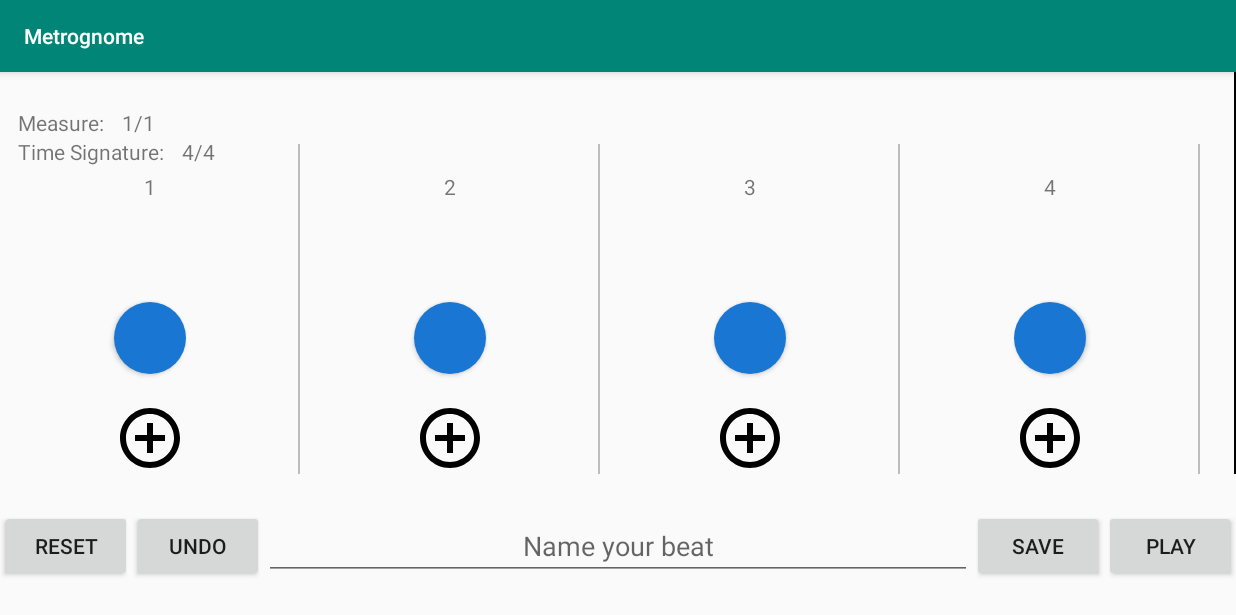
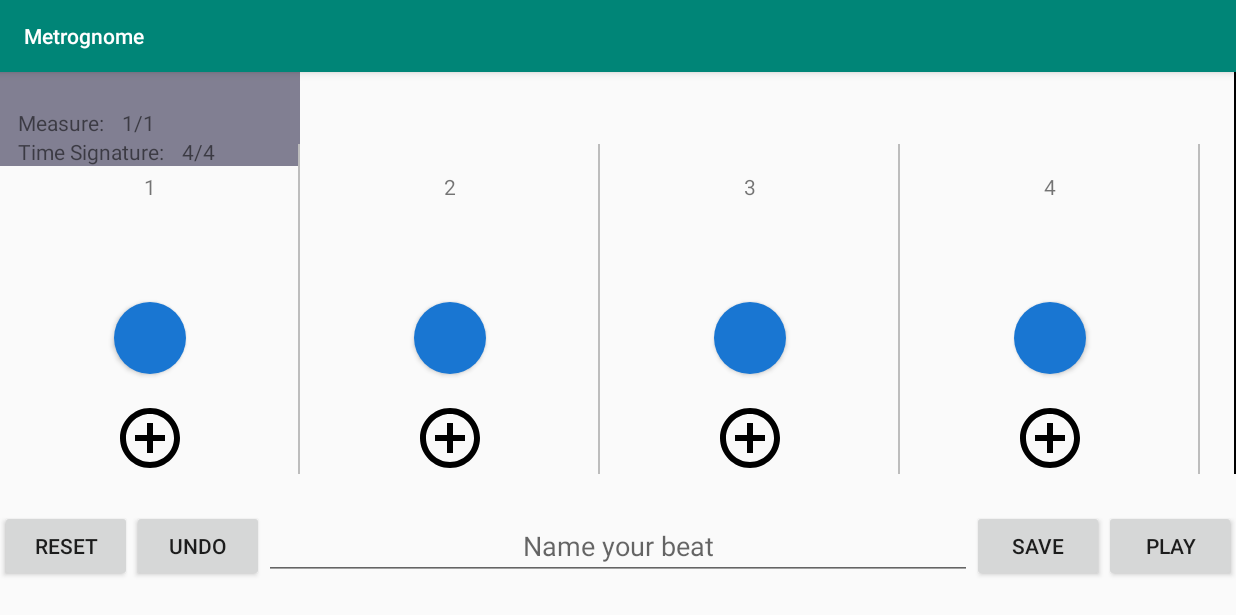
Before and after one commit to reedwilliammiller/cs467-beat-hive, an Android app: the EditorActivity screen opened directly, with no data from a screen before it, on a phone screen of 824 x 412 dp (held sideways). Shown: the top 615 px of the screen. Run offline under Robolectric (Android 15) with nearby library versions, the light colour scheme and no system bars.

Commit message:
Adding TimeSignature picker. Need to hook up recycler view to changes.

```diff
--- a/Metrognome/app/src/main/java/com/example/metrognome/EditorActivity.java
+++ b/Metrognome/app/src/main/java/com/example/metrognome/EditorActivity.java
@@ -52,7 +52,7 @@ public class EditorActivity extends AppCompatActivity {
 
         recyclerView = findViewById(R.id.recycler_view_measure);
         recyclerView.setLayoutManager(new LinearLayoutManager(this, LinearLayoutManager.HORIZONTAL, false));
-        recyclerView.setAdapter(new MeasureAdapter(this, rhythm, true));
+        recyclerView.setAdapter(new MeasureAdapter(this, getFragmentManager(), rhythm, true));
 
         titleEditText = findViewById(R.id.edit_text_title);
 
@@ -75,7 +75,5 @@ public class EditorActivity extends AppCompatActivity {
                 finish();
             }
         });
-
-
     }
 }
--- a/Metrognome/app/src/main/java/com/example/metrognome/PlaybackActivity.java
+++ b/Metrognome/app/src/main/java/com/example/metrognome/PlaybackActivity.java
@@ -70,7 +70,7 @@ public class PlaybackActivity extends AppCompatActivity {
 
         recyclerView = findViewById(R.id.recycler_view_measure);
         recyclerView.setLayoutManager(new LinearLayoutManager(this, LinearLayoutManager.HORIZONTAL, false));
-        recyclerView.setAdapter(new MeasureAdapter(this, rhythm, false));
+        recyclerView.setAdapter(new MeasureAdapter(this, getFragmentManager(), rhythm, false));
 
         numberPicker = findViewById(R.id.number_picker_tempo);
         numberPicker.setMinValue(Measure.MIN_BPM);
--- a/Metrognome/app/src/main/java/com/example/metrognome/editor/MeasureAdapter.java
+++ b/Metrognome/app/src/main/java/com/example/metrognome/editor/MeasureAdapter.java
@@ -1,5 +1,9 @@
 package com.example.metrognome.editor;
 
+import android.app.AlertDialog;
+import android.app.Dialog;
+import android.app.DialogFragment;
+import android.app.FragmentManager;
 import android.content.Context;
 import android.content.res.Resources;
 import android.support.v7.widget.RecyclerView;
@@ -21,11 +25,13 @@ import com.example.metrognome.time.Rhythm;
 public class MeasureAdapter extends RecyclerView.Adapter<MeasureAdapter.BeatViewHolder> {
     private static final String TAG = MeasureAdapter.class.getSimpleName();
     private Rhythm rhythm;
-    public LayoutInflater inflater;
+    private LayoutInflater inflater;
     private boolean isEditable;
+    private FragmentManager fragmentManager;
 
-    public MeasureAdapter(Context context, Rhythm rhythm, boolean isEditable) {
+    public MeasureAdapter(Context context, FragmentManager fragmentManager, Rhythm rhythm, boolean isEditable) {
         this.inflater = LayoutInflater.from(context);
+        this.fragmentManager = fragmentManager;
         this.rhythm = rhythm;
         this.isEditable = isEditable;
     }
@@ -57,24 +63,36 @@ public class MeasureAdapter extends RecyclerView.Adapter<MeasureAdapter.BeatView
         private View view;
         private TextView measureTextView;
         private TextView timeSignatureTextView;
+        private View measureView;
 
         public BeatViewHolder(View v) {
             super(v);
             view = v;
         }
+
         public void init() {
             measure = beat.getMeasure();
             rhythm = measure.getRhythm();
             Log.d(TAG, beat.toString());
             boolean isFirstBeat = beat.getIndex() == 0;
 
+            measureView = view.findViewById(R.id.measure_label);
             if (!isFirstBeat) {
-                view.findViewById(R.id.measure_label).setVisibility(View.GONE);
+                measureView.setVisibility(View.GONE);
             } else {
                 measureTextView = view.findViewById(R.id.text_view_measure);
                 timeSignatureTextView = view.findViewById(R.id.text_view_measure_time_signature);
                 measureTextView.setText(measure.getIndex() + 1 + "/" + rhythm.getMeasureCount());
                 timeSignatureTextView.setText(measure.getTimeSignature().getTopSignature() + "/" + measure.getTimeSignature().getBottomSignature());
+                if (isEditable) {
+                    measureView.setBackgroundColor(R.color.colorGray);
+                    measureView.setOnClickListener(new View.OnClickListener() {
+                        @Override
+                        public void onClick(View view) {
+                            showDialog();
+                        }
+                    });
+                }
             }
 
             updateVisibility();
@@ -181,5 +199,11 @@ public class MeasureAdapter extends RecyclerView.Adapter<MeasureAdapter.BeatView
                 }
             });
         }
+
+        public void showDialog() {
+            TimeSignatureDialogFragment dialogFragment = new TimeSignatureDialogFragment();
+            dialogFragment.measure = measure;
+            dialogFragment.show(fragmentManager, "TimeSignatureDialog");
+        }
     }
 }
--- a/Metrognome/app/src/main/java/com/example/metrognome/time/TimeSignature.java
+++ b/Metrognome/app/src/main/java/com/example/metrognome/time/TimeSignature.java
@@ -1,9 +1,15 @@
 package com.example.metrognome.time;
+
+import java.util.Arrays;
+import java.util.List;
 
 /**
  * Represents a time signature such as 3/4 or 5/8 time.
  */
 public class TimeSignature {
+    public static final List<Integer> TOP_SIGNATURES = Arrays.asList(1, 2, 3, 4, 5, 6, 7);
+    public static final List<Integer> BOTTOM_SIGNATURES = Arrays.asList(1, 2, 4);
+
     private final int topSignature;
     private final int bottomSignature;
 
--- a/Metrognome/app/src/main/res/layout/beat.xml
+++ b/Metrognome/app/src/main/res/layout/beat.xml
@@ -6,7 +6,12 @@
     android:layout_height="match_parent">
 
     <include layout="@layout/measure_label"
-        android:id="@+id/measure_label"/>
+        android:id="@+id/measure_label"
+        app:layout_constraintStart_toStartOf="parent"
+        app:layout_constraintEnd_toEndOf="parent"
+        app:layout_constraintTop_toTopOf="parent"
+        android:layout_height="wrap_content"
+        android:layout_width="0dp"/>
 
     <include layout="@layout/note"
         android:id="@+id/note_1"
--- a/Metrognome/app/src/main/res/layout/measure_label.xml
+++ b/Metrognome/app/src/main/res/layout/measure_label.xml
@@ -2,8 +2,8 @@
 <android.support.constraint.ConstraintLayout
     xmlns:android="http://schemas.android.com/apk/res/android"
     xmlns:app="http://schemas.android.com/apk/res-auto"
-    android:layout_width="match_parent"
-    android:layout_height="match_parent">
+    android:layout_width="0dp"
+    android:layout_height="0dp">
 
     <TextView
         android:id="@+id/text_view_measure_label"
--- a/Metrognome/app/src/main/res/values/colors.xml
+++ b/Metrognome/app/src/main/res/values/colors.xml
@@ -10,4 +10,5 @@
     <color name="colorNoteFive">#512DA8</color>
     <color name="colorBeatDivider">#BDBDBD</color>
     <color name="colorMeasureDivider">#000000</color>
+    <color name="colorGray">#d9d9d9</color>
 </resources>
--- a/Metrognome/app/src/main/res/values/strings.xml
+++ b/Metrognome/app/src/main/res/values/strings.xml
@@ -16,4 +16,8 @@
     <string name="and_mnemonic">+</string>
     <string name="a_mnemonic">a</string>
     <string name="button_subdivide_text">subdivide</string>
+    <string name="time_signature_dialog_title">Time Signature</string>
+    <string name="time_signature_dialog_message">Choose a time signature.</string>
+    <string name="time_signature_dialog_ok">Ok</string>
+    <string name="time_signature_dialog_cancel">Cancel</string>
 </resources>
```
Also changed, not shown: Metrognome/app/src/main/java/com/example/metrognome/editor/TimeSignatureDialogFragment.java (added, +83 -0 lines), Metrognome/app/src/main/res/layout/alert_dialog_time_signature.xml (added, +36 -0 lines).
